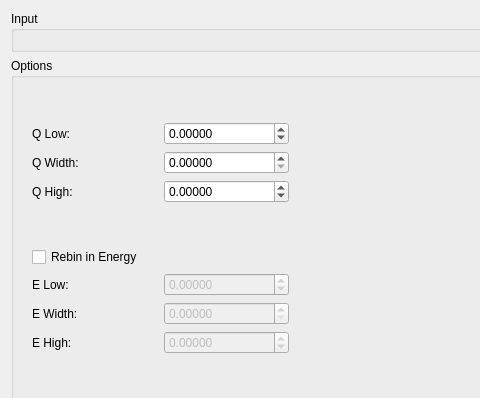
mantidproject/mantid, file qt/scientific_interfaces/Indirect/IndirectSqw.ui: the form before one commit; both pictures show x 0 to 480 and y 0 to 398 of the 602 by 525 pixel window.
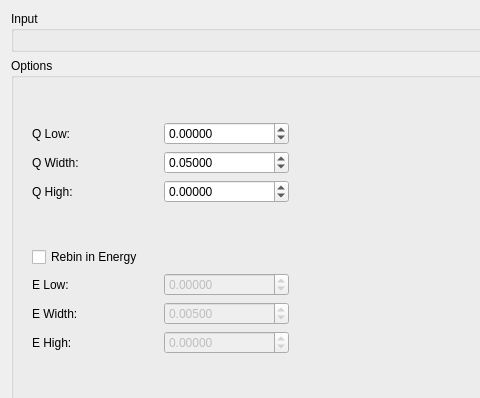
The form after the commit. Custom widgets are drawn as their Qt base class.

Commit message: Refs #25901. Fix default values for Sqw

Diff of the .ui file:
```diff
--- a/qt/scientific_interfaces/Indirect/IndirectSqw.ui
+++ b/qt/scientific_interfaces/Indirect/IndirectSqw.ui
@@ -117,6 +117,9 @@
              <property name="singleStep">
               <double>0.010000000000000</double>
              </property>
+             <property name="value">
+              <double>0.005000000000000</double>
+             </property>
             </widget>
            </item>
            <item row="3" column="0">
@@ -342,6 +345,9 @@
              <property name="singleStep">
               <double>0.100000000000000</double>
              </property>
+             <property name="value">
+              <double>0.050000000000000</double>
+             </property>
             </widget>
            </item>
            <item row="2" column="1">
```
The commit also changes 7 other files.
